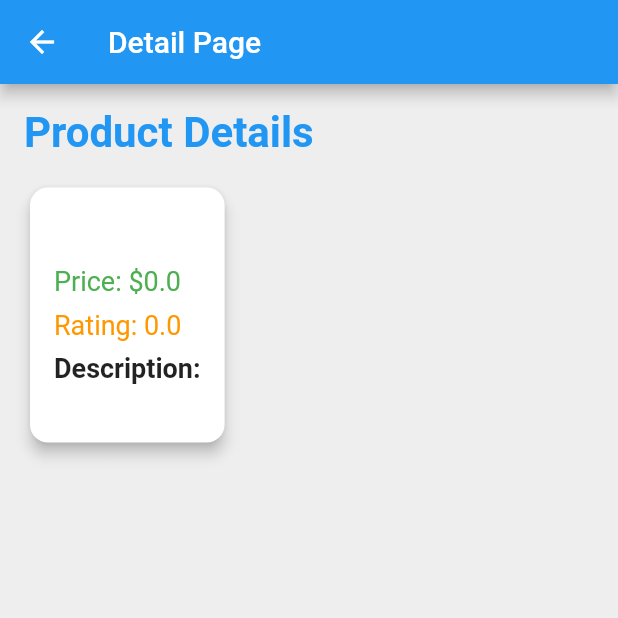
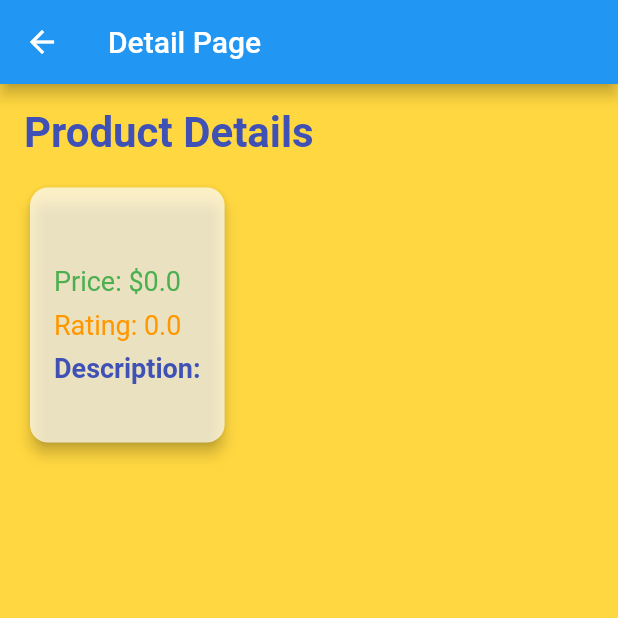
Before and after one commit to samadhiudara/Flutter_Task, a Flutter app: the DetailPage screen opened directly with empty values, on a phone screen of 412 x 824 dp, the top half of it. Run offline on Flutter 3.47's test engine with Material 2 defaults, Android fonts, the phone set to English and light mode, and no system bars; network calls fail.

Commit message:
Add new Styles

```diff
--- a/lib/main.dart
+++ b/lib/main.dart
@@ -13,6 +13,7 @@ class MyApp extends StatelessWidget {
       title: 'Product App',
       theme: ThemeData(
         primarySwatch: Colors.blue,
+        scaffoldBackgroundColor: Colors.white, // Background color for scaffold
       ),
       home: HomePage(),
     );
@@ -56,7 +57,7 @@ class _HomePageState extends State<HomePage> {
       appBar: AppBar(
         title: Text('Product App'),
       ),
-      backgroundColor: Colors.white, // Set background color here
+      backgroundColor: Colors.amberAccent, // Set background color here
       body: Column(
         crossAxisAlignment: CrossAxisAlignment.start,
         children: [
@@ -65,14 +66,14 @@ class _HomePageState extends State<HomePage> {
             padding: const EdgeInsets.symmetric(horizontal: 16.0),
             child: Text(
               'Welcome to the Product App',
-              style: TextStyle(fontSize: 24, fontWeight: FontWeight.bold),
+              style: TextStyle(fontSize: 24, fontWeight: FontWeight.bold, color: Colors.indigo),
             ),
           ),
           Padding(
             padding: const EdgeInsets.symmetric(horizontal: 16.0),
             child: Text(
               'Browse our collection of products',
-              style: TextStyle(fontSize: 16),
+              style: TextStyle(fontSize: 16, color: Colors.deepPurpleAccent),
             ),
           ),
           SizedBox(height: 20.0),
@@ -98,14 +99,14 @@ class _HomePageState extends State<HomePage> {
                     ),
                     title: Text(
                       product.title,
-                      style: TextStyle(fontWeight: FontWeight.bold),
+                      style: TextStyle(fontWeight: FontWeight.bold, color: Colors.black87),
                     ),
                     subtitle: Column(
                       crossAxisAlignment: CrossAxisAlignment.start,
                       children: [
                         SizedBox(height: 4.0),
-                        Text('\$${product.price}', style: TextStyle(fontWeight: FontWeight.bold)),
-                        Text(product.brand),
+                        Text('\$${product.price}', style: TextStyle(fontWeight: FontWeight.bold, color: Colors.green)),
+                        Text(product.brand, style: TextStyle(color: Colors.grey)),
                       ],
                     ),
                     onTap: () {
@@ -138,7 +139,7 @@ class DetailPage extends StatelessWidget {
       appBar: AppBar(
         title: Text('Detail Page'),
       ),
-      backgroundColor: Colors.grey[200], // Set background color to gray
+      backgroundColor: Colors.amberAccent[200], // Set background color to gray
       body: SingleChildScrollView(
         padding: EdgeInsets.all(16.0),
         child: Column(
@@ -146,11 +147,12 @@ class DetailPage extends StatelessWidget {
           children: [
             Text(
               'Product Details', // Add topic
-              style: TextStyle(fontSize: 28, fontWeight: FontWeight.bold, color: Colors.blue),
+              style: TextStyle(fontSize: 28, fontWeight: FontWeight.bold, color: Colors.indigo),
             ),
             SizedBox(height: 16.0),
             Card(
               elevation: 4.0,
+              color: Colors.white70,
               shape: RoundedRectangleBorder(
                 borderRadius: BorderRadius.circular(12.0),
               ),
@@ -161,7 +163,7 @@ class DetailPage extends StatelessWidget {
                   children: [
                     Text(
                       product.title,
-                      style: TextStyle(fontSize: 24, fontWeight: FontWeight.bold),
+                      style: TextStyle(fontSize: 24, fontWeight: FontWeight.bold, color: Colors.black87),
                     ),
                     SizedBox(height: 8.0),
                     Text(
@@ -176,12 +178,12 @@ class DetailPage extends StatelessWidget {
                     SizedBox(height: 8.0),
                     Text(
                       'Description:',
-                      style: TextStyle(fontSize: 18, fontWeight: FontWeight.bold),
+                      style: TextStyle(fontSize: 18, fontWeight: FontWeight.bold, color: Colors.indigo),
                     ),
                     SizedBox(height: 4.0),
                     Text(
                       product.description,
-                      style: TextStyle(fontSize: 16),
+                      style: TextStyle(fontSize: 16, color: Colors.black87),
                     ),
                   ],
                 ),
```
